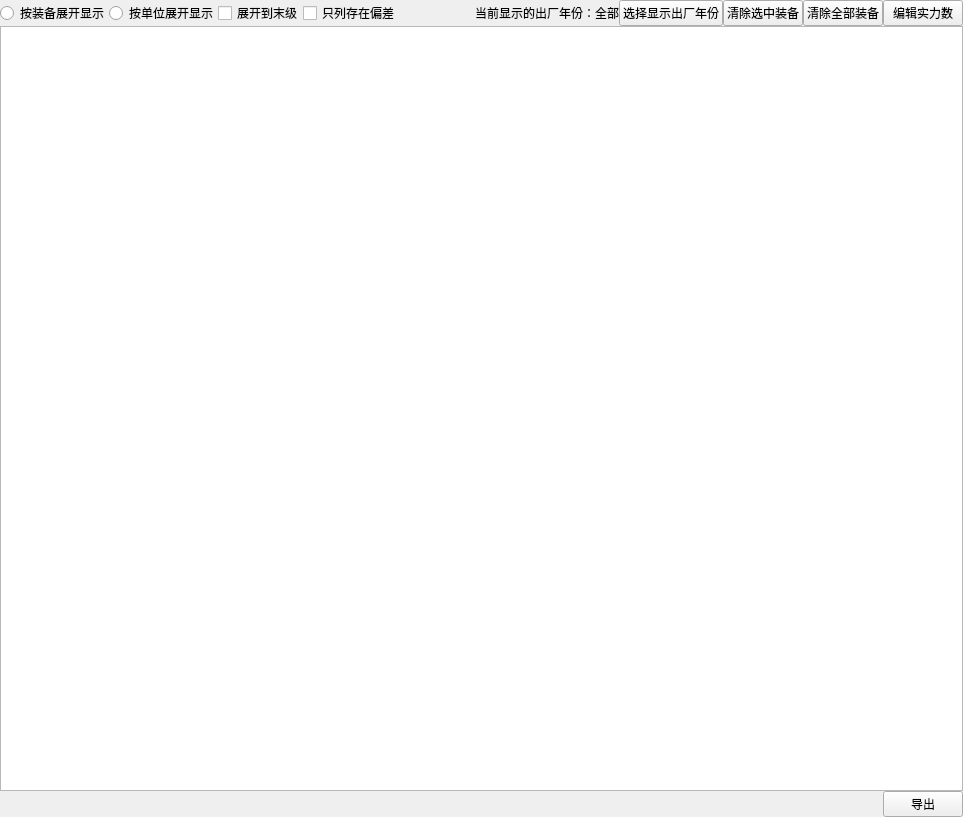
Above: widgets/strengthDisturb/inquiry_result.ui from Belos10/Equip before the change. Below: the same form after it.
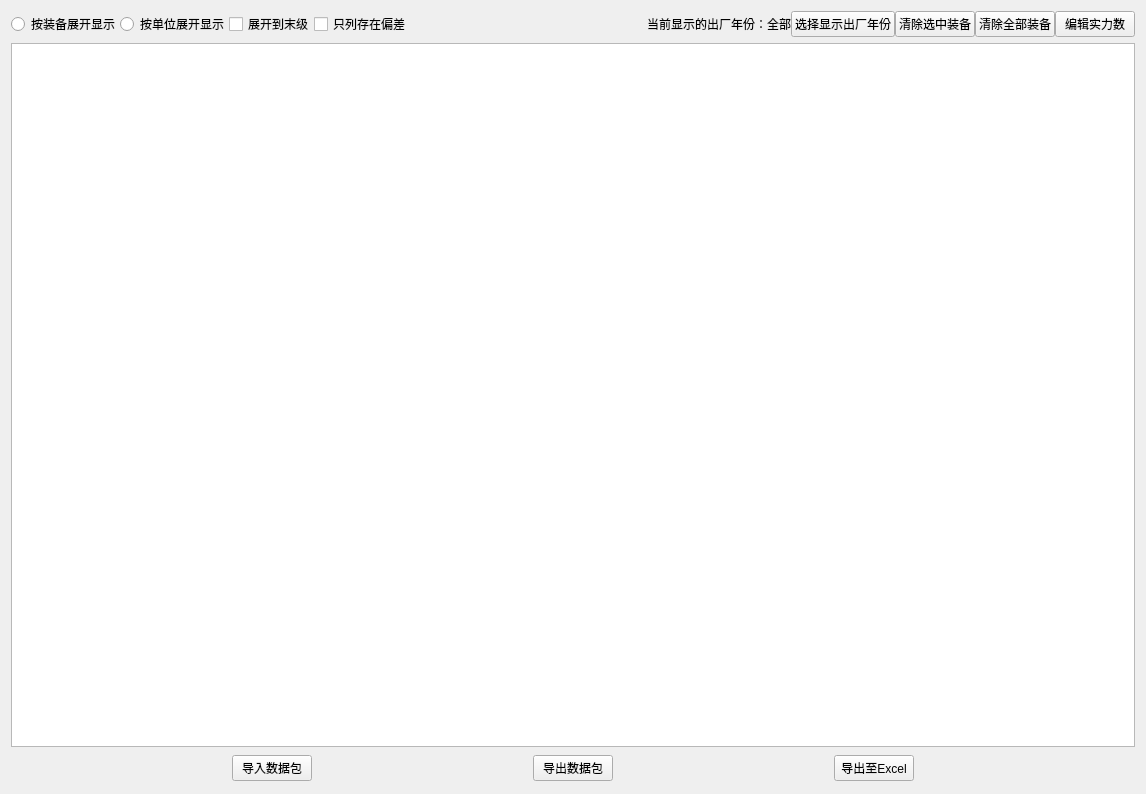
That is the form after the change.

Commit message: 更新导入目录功能，更新阵地以及危险品大体内容。

```diff
--- a/widgets/strengthDisturb/inquiry_result.ui
+++ b/widgets/strengthDisturb/inquiry_result.ui
@@ -6,37 +6,15 @@
    <rect>
     <x>0</x>
     <y>0</y>
-    <width>963</width>
-    <height>817</height>
+    <width>1146</width>
+    <height>794</height>
    </rect>
   </property>
   <property name="windowTitle">
    <string>Form</string>
   </property>
-  <layout class="QGridLayout" name="gridLayout_2">
-   <property name="leftMargin">
-    <number>0</number>
-   </property>
-   <property name="topMargin">
-    <number>0</number>
-   </property>
-   <property name="rightMargin">
-    <number>0</number>
-   </property>
-   <property name="bottomMargin">
-    <number>0</number>
-   </property>
-   <property name="spacing">
-    <number>0</number>
-   </property>
-   <item row="2" column="2">
-    <widget class="QPushButton" name="pb_output">
-     <property name="text">
-      <string>导出</string>
-     </property>
-    </widget>
-   </item>
-   <item row="0" column="0" colspan="3">
+  <layout class="QVBoxLayout" name="verticalLayout">
+   <item>
     <widget class="QWidget" name="widget" native="true">
      <layout class="QGridLayout" name="gridLayout">
       <property name="leftMargin">
@@ -140,7 +118,7 @@
      </layout>
     </widget>
    </item>
-   <item row="1" column="0" colspan="3">
+   <item>
     <widget class="QTableWidget" name="tw_inquiryResult">
      <property name="sizePolicy">
       <sizepolicy hsizetype="Preferred" vsizetype="Expanding">
@@ -150,18 +128,97 @@
      </property>
     </widget>
    </item>
-   <item row="2" column="1">
-    <spacer name="horizontalSpacer_2">
-     <property name="orientation">
-      <enum>Qt::Horizontal</enum>
+   <item>
+    <layout class="QHBoxLayout" name="horizontalLayout">
+     <property name="spacing">
+      <number>2</number>
      </property>
-     <property name="sizeHint" stdset="0">
-      <size>
-       <width>40</width>
-       <height>20</height>
-      </size>
+     <property name="leftMargin">
+      <number>2</number>
      </property>
-    </spacer>
+     <property name="topMargin">
+      <number>2</number>
+     </property>
+     <property name="rightMargin">
+      <number>2</number>
+     </property>
+     <property name="bottomMargin">
+      <number>2</number>
+     </property>
+     <item>
+      <spacer name="horizontalSpacer_2">
+       <property name="orientation">
+        <enum>Qt::Horizontal</enum>
+       </property>
+       <property name="sizeHint" stdset="0">
+        <size>
+         <width>40</width>
+         <height>20</height>
+        </size>
+       </property>
+      </spacer>
+     </item>
+     <item>
+      <widget class="QPushButton" name="pb_input">
+       <property name="text">
+        <string>导入数据包</string>
+       </property>
+      </widget>
+     </item>
+     <item>
+      <spacer name="horizontalSpacer_3">
+       <property name="orientation">
+        <enum>Qt::Horizontal</enum>
+       </property>
+       <property name="sizeHint" stdset="0">
+        <size>
+         <width>40</width>
+         <height>20</height>
+        </size>
+       </property>
+      </spacer>
+     </item>
+     <item>
+      <widget class="QPushButton" name="pb_output">
+       <property name="text">
+        <string>导出数据包</string>
+       </property>
+      </widget>
+     </item>
+     <item>
+      <spacer name="horizontalSpacer_4">
+       <property name="orientation">
+        <enum>Qt::Horizontal</enum>
+       </property>
+       <property name="sizeHint" stdset="0">
+        <size>
+         <width>40</width>
+         <height>20</height>
+        </size>
+       </property>
+      </spacer>
+     </item>
+     <item>
+      <widget class="QPushButton" name="pb_outputToExcel">
+       <property name="text">
+        <string>导出至Excel</string>
+       </property>
+      </widget>
+     </item>
+     <item>
+      <spacer name="horizontalSpacer_5">
+       <property name="orientation">
+        <enum>Qt::Horizontal</enum>
+       </property>
+       <property name="sizeHint" stdset="0">
+        <size>
+         <width>40</width>
+         <height>20</height>
+        </size>
+       </property>
+      </spacer>
+     </item>
+    </layout>
    </item>
   </layout>
  </widget>
```
The commit also changes 6 other files.
